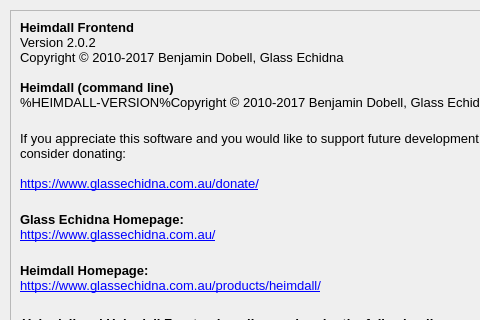
Qt form heimdall-frontend/aboutform.ui (sounddrill31/Heimdall) before a commit; both pictures show x 0 to 480 and y 0 to 320 of the 581 by 491 pixel window.
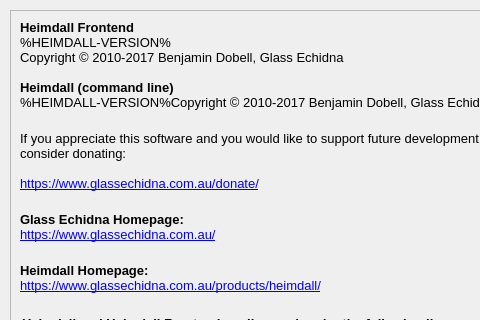
The same form after that commit.

Commit message:
heimdall-frontend: fix forgotten HEIMDALL-VERSION occurence
Version was hardcoded even though we "sed" it in aboutform.cpp. Fix
the issue and remove need to manually bump heimdall-frontend version
every release.

What changed in the file:
```diff
--- a/heimdall-frontend/aboutform.ui
+++ b/heimdall-frontend/aboutform.ui
@@ -114,7 +114,7 @@
 p, li { white-space: pre-wrap; }
 &lt;/style&gt;&lt;/head&gt;&lt;body style=&quot; font-family:'MS Shell Dlg 2'; font-size:10pt; font-weight:400; font-style:normal;&quot;&gt;
 &lt;p style=&quot; margin-top:0px; margin-bottom:0px; margin-left:0px; margin-right:0px; -qt-block-indent:0; text-indent:0px;&quot;&gt;&lt;span style=&quot; font-weight:600;&quot;&gt;Heimdall Frontend&lt;/span&gt;&lt;/p&gt;
-&lt;p style=&quot; margin-top:0px; margin-bottom:0px; margin-left:0px; margin-right:0px; -qt-block-indent:0; text-indent:0px;&quot;&gt;Version 2.0.2&lt;/p&gt;
+&lt;p style=&quot; margin-top:0px; margin-bottom:0px; margin-left:0px; margin-right:0px; -qt-block-indent:0; text-indent:0px;&quot;&gt;%HEIMDALL-VERSION%&lt;/p&gt;
 &lt;p style=&quot; margin-top:0px; margin-bottom:0px; margin-left:0px; margin-right:0px; -qt-block-indent:0; text-indent:0px;&quot;&gt;Copyright © 2010-2017 Benjamin Dobell, Glass Echidna&lt;/p&gt;
 &lt;p style=&quot;-qt-paragraph-type:empty; margin-top:0px; margin-bottom:0px; margin-left:0px; margin-right:0px; -qt-block-indent:0; text-indent:0px;&quot;&gt;&lt;/p&gt;
 &lt;p style=&quot; margin-top:0px; margin-bottom:0px; margin-left:0px; margin-right:0px; -qt-block-indent:0; text-indent:0px;&quot;&gt;&lt;span style=&quot; font-weight:600;&quot;&gt;Heimdall (command line)&lt;/span&gt;&lt;/p&gt;
```
